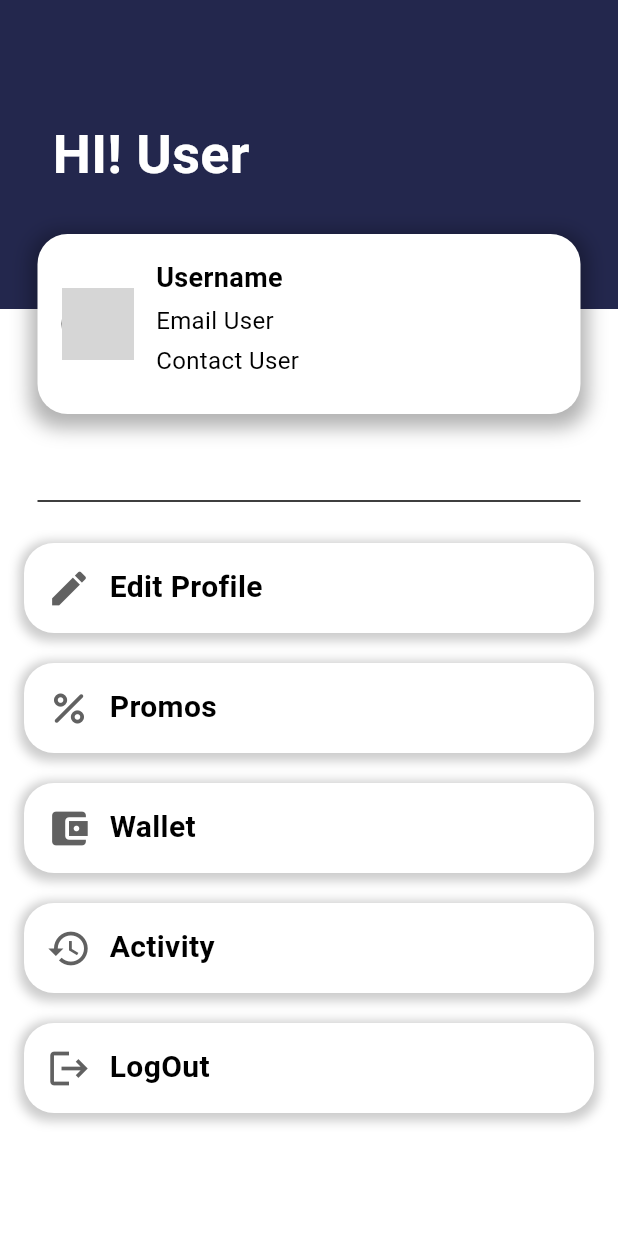
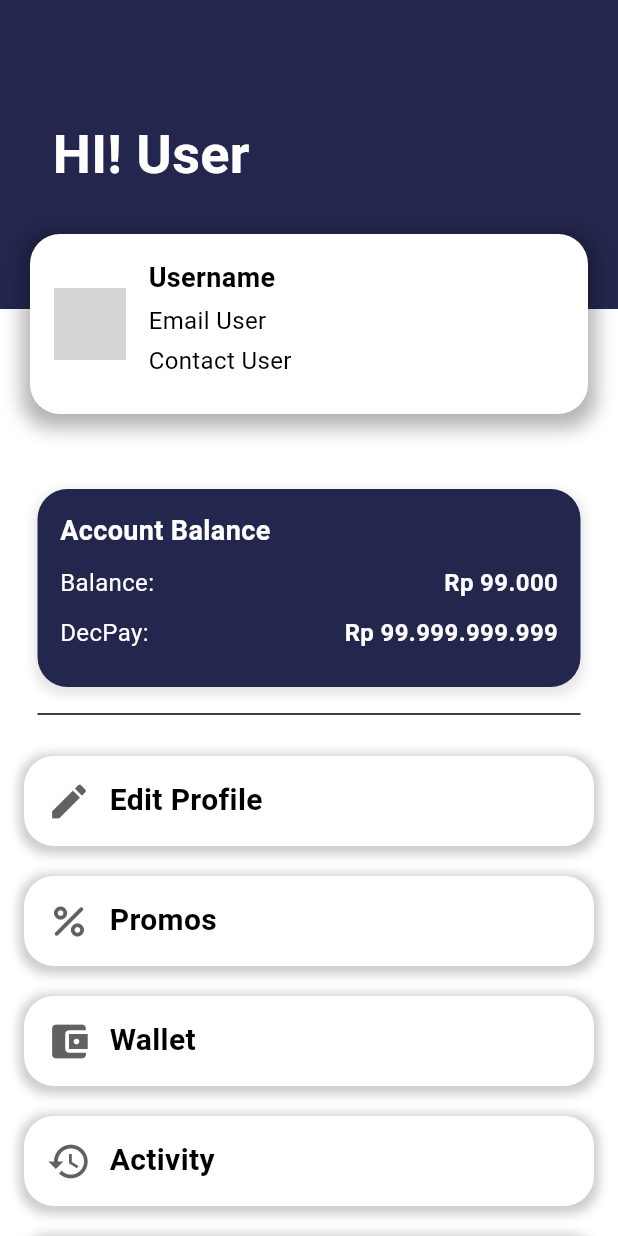
Before and after one commit to HengkyLaurencio/GoDec, a Flutter app: the Profile screen opened by its route, on a phone screen of 412 x 824 dp. Run offline on Flutter 3.47's test engine with Material 3 defaults, Android fonts, the phone set to English and light mode, and no system bars; our stand-ins replace bloc, cloud_firestore, equatable, firebase_auth, firebase_core, flutter_bloc and 2 more; missing offline and left inert: flutter_barcode_scanner; accounts and stored records are empty; network calls fail; grey boxes are pictures that could not be loaded.

Commit message:
update profile page

```diff
--- a/lib/features/insurance/insurance.dart
+++ b/lib/features/insurance/insurance.dart
@@ -25,15 +25,15 @@ class Insurance extends StatelessWidget {
                     children: [
                       Text('Insurance Plans',
                           style: TextStyle(
-                              fontSize: 18, fontWeight: FontWeight.bold)),
+                          fontSize: 20, fontWeight: FontWeight.bold)),
                     ],
                   ),
                   Column(
                     crossAxisAlignment: CrossAxisAlignment.end,
                     children: [
                       Text('My Insurance Plans',
-                          style: TextStyle(
-                              fontSize: 18, fontWeight: FontWeight.bold)),
+                        style: TextStyle(
+                        fontSize: 20, fontWeight: FontWeight.bold)),
                     ],
                   ),
                 ],
@@ -42,7 +42,7 @@ class Insurance extends StatelessWidget {
               SizedBox(height: 16),
 
               Padding(
-                padding: EdgeInsets.only(right: 10, bottom: 40, left: 10),
+                padding: EdgeInsets.only(right: 10, bottom: 40, top: 20, left: 10),
                 child: CardList(
                   targetScreen: '/insurance/detail',
                   title: 'Dukungan Perjalanan',
@@ -53,7 +53,7 @@ class Insurance extends StatelessWidget {
 
 
               Padding(
-                padding: EdgeInsets.only(right: 10, bottom: 10, left: 16),
+                padding: EdgeInsets.only(right: 10, bottom: 20, left: 10),
                 child: CardList(
                   targetScreen: '/insurance/detail2',
                   title: 'Asuransi Perjalanan',
@@ -65,7 +65,7 @@ class Insurance extends StatelessWidget {
               SizedBox(height: 20),
 
               Padding(
-                padding: EdgeInsets.only(right: 10, bottom: 10, left: 16),
+                padding: EdgeInsets.only(right: 10, bottom: 20, left: 10),
                 child: CardList(
                   targetScreen: '/insurance/detail3',
                   title: 'Motopro',
@@ -78,7 +78,7 @@ class Insurance extends StatelessWidget {
               SizedBox(height: 20),
 
               Padding(
-                padding: EdgeInsets.only(right: 10, bottom: 10, left: 16),
+                padding: EdgeInsets.only(right: 10, bottom: 20, left: 10),
                 child: CardList(
                   targetScreen: '/insurance/detail4',
                   title: 'Autocillin',
@@ -90,7 +90,7 @@ class Insurance extends StatelessWidget {
               SizedBox(height: 20),
 
               Padding(
-                padding: EdgeInsets.only(right: 10, bottom: 10, left: 16),
+                padding: EdgeInsets.only(right: 10, bottom: 20, left: 10),
                 child: CardList(
                   targetScreen: '/insurance/detail5',
                   title: 'Kecelakaan Diri',
--- a/lib/features/insurance/widget/insurancelist.dart
+++ b/lib/features/insurance/widget/insurancelist.dart
@@ -52,7 +52,7 @@ class CardList extends StatelessWidget {
           ),
           Container(
             padding: const EdgeInsets.symmetric(
-                horizontal: 20.0),
+                horizontal: 15.0),
             alignment: Alignment.centerLeft,
             child: Text(
               title,
@@ -64,7 +64,7 @@ class CardList extends StatelessWidget {
           ),
           Container(
             padding: const EdgeInsets.symmetric(
-                horizontal: 20.0,
+                horizontal: 15.0,
                 vertical: 10.0),
             alignment: Alignment.centerLeft,
             child: Text(
--- a/lib/features/profile/profile.dart
+++ b/lib/features/profile/profile.dart
@@ -35,7 +35,7 @@ class Profile extends StatelessWidget {
             ),
 
             Container(
-              padding: const EdgeInsets.symmetric(horizontal: 25),
+              padding: const EdgeInsets.symmetric(horizontal: 20),
               child: Transform.translate(
                 offset: const Offset(0, -50),
                 child: Container(
@@ -108,6 +108,70 @@ class Profile extends StatelessWidget {
               ),
             ),
 
+            Container(
+              width: screenWidth,
+              margin: const EdgeInsets.symmetric(vertical: 0, horizontal: 25),
+              padding: const EdgeInsets.all(15.0),
+              decoration: BoxDecoration(
+                color: const Color(0xFF23274D),
+                borderRadius: BorderRadius.circular(20),
+                boxShadow: [
+                  BoxShadow(
+                    color: Colors.black.withOpacity(0.1),
+                    spreadRadius: 2,
+                    blurRadius: 5,
+                    offset: const Offset(0, 3),
+                  ),
+                ],
+              ),
+              child: const Column(
+                crossAxisAlignment: CrossAxisAlignment.start,
+                children: [
+                  Text(
+                    'Account Balance',
+                    style: TextStyle(
+                      fontSize: 18,
+                      fontWeight: FontWeight.bold,
+                      color: Colors.white,
+                    ),
+                  ),
+                  SizedBox(height: 10),
+                  Row(
+                    mainAxisAlignment: MainAxisAlignment.spaceBetween,
+                    children: [
+                      Text(
+                        'Balance:',
+                        style: TextStyle(fontSize: 16, color: Colors.white),
+
+                      ),
+                      Text(
+                        'Rp 99.000',
+                        style: TextStyle(
+                            fontSize: 16, fontWeight: FontWeight.bold, color: Colors.white),
+                      ),
+                    ],
+                  ),
+                  SizedBox(height: 10),
+                  Row(
+                    mainAxisAlignment: MainAxisAlignment.spaceBetween,
+                    children: [
+                      Text(
+                        'DecPay:',
+                        style: TextStyle(fontSize: 16, color: Colors.white),
+                      ),
+                      Text(
+                        'Rp 99.999.999.999',
+                        style: TextStyle(
+                            fontSize: 16, fontWeight: FontWeight.bold, color: Colors.white),
+                      ),
+                    ],
+                  ),
+                  SizedBox(height: 10),
+                ],
+              ),
+            ),
+
+            const SizedBox(height: 10),
             const Divider(
               thickness: 1,
               color: Colors.black,
@@ -149,8 +213,6 @@ class Profile extends StatelessWidget {
               targetscreen: '/auth/landing',
               icons: Icons.logout,
             ),
-
-
           ],
         ),
       ),
```
